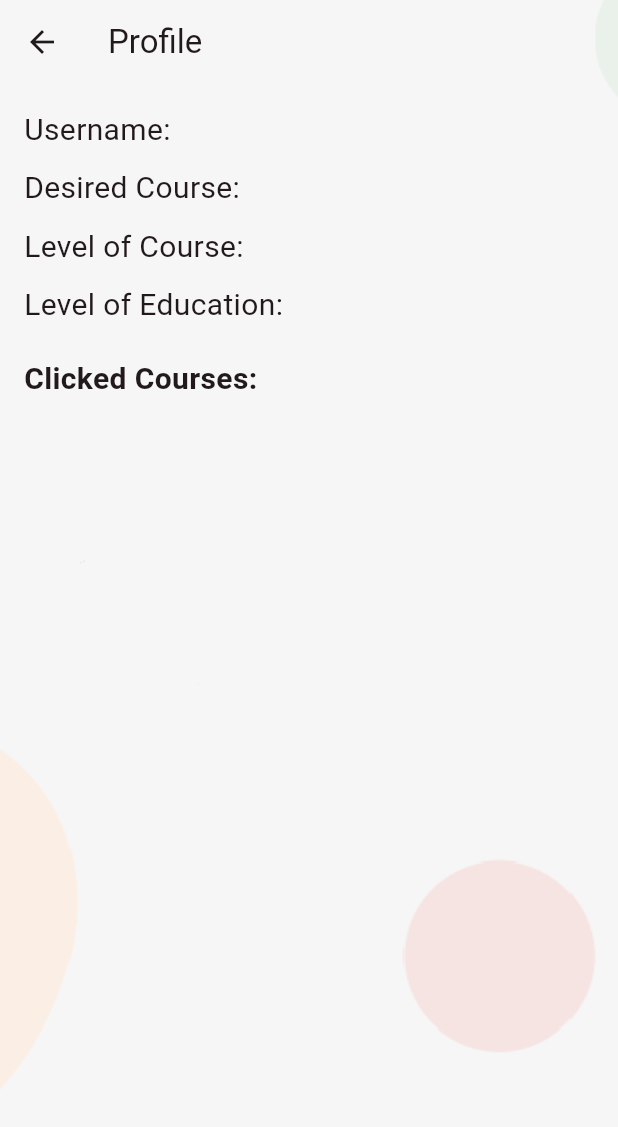
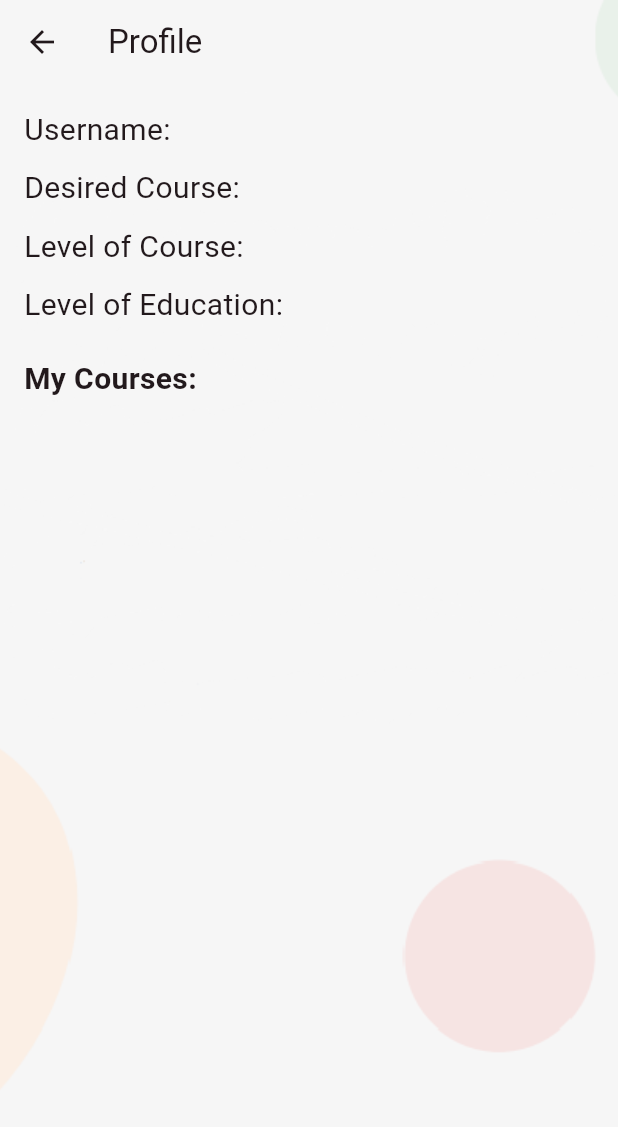
Before and after one commit to Brain-Bloom/brainbloom, a Flutter app: the MainPage screen opened directly with empty values, after a tap on the "person" icon, on a phone screen of 412 x 824 dp. Shown: the top 1127 px of the screen. Run offline on Flutter 3.47's test engine with Material 3 defaults, Android fonts, the phone set to English and light mode, and no system bars; missing offline and left inert: process_run; network calls fail.

Commit message:
final push2

```diff
--- a/front/lib/mainPage.dart
+++ b/front/lib/mainPage.dart
@@ -32,6 +32,7 @@ class _MainPageState extends State<MainPage> {
   List<Course> recommendedCourses = [];
   List<Course> randomCourses = [];
   List<Course> clickedCourses = [];
+  List<Course> otherRecommendedCourses = []; // New list for other recommended courses
 
   @override
   void initState() {
@@ -78,6 +79,7 @@ class _MainPageState extends State<MainPage> {
     setState(() {
       clickedCourses.add(course);
     });
+    fetchOtherRecommendedCourses(course.courseUrl); // Fetch other recommended courses when a course is clicked
   }
 
   Future<void> fetchOtherRecommendedCourses(String courseUrl) async {
@@ -88,7 +90,7 @@ class _MainPageState extends State<MainPage> {
       List<dynamic> coursesJson = json.decode(response.body);
 
       setState(() {
-        clickedCourses = coursesJson
+        otherRecommendedCourses = coursesJson
             .map((courseJson) => Course.fromJson(courseJson))
             .toList();
       });
@@ -120,6 +122,7 @@ class _MainPageState extends State<MainPage> {
                       level_of_course: widget.level_of_course,
                       level_of_education: widget.level_of_education,
                       clickedCourses: clickedCourses, // Pass clickedCourses to ProfilePage
+                      otherRecommendedCourses: otherRecommendedCourses, // Pass otherRecommendedCourses to ProfilePage
                     ),
                   ),
                 );
@@ -192,6 +195,30 @@ class _MainPageState extends State<MainPage> {
                       );
                     }).toList(),
                   ),
+                  if (otherRecommendedCourses.isNotEmpty)
+                    Column(
+                      crossAxisAlignment: CrossAxisAlignment.start,
+                      children: [
+                        SizedBox(height: 20),
+                        Text(
+                          'Other courses in the same field:',
+                          style: TextStyle(fontSize: 20, fontWeight: FontWeight.bold),
+                        ),
+                        Column(
+                          crossAxisAlignment: CrossAxisAlignment.start,
+                          children: otherRecommendedCourses.map((course) {
+                            return CourseTile(
+                              title: course.courseName,
+                              url: course.courseUrl,
+                              onTap: () {
+                                addClickedCourse(course); // Add clicked course to clickedCourses
+                                _launchURL(course.courseUrl); // Launch URL
+                              },
+                            );
+                          }).toList(),
+                        ),
+                      ],
+                    ),
                 ],
               ),
             ),
@@ -249,6 +276,7 @@ class ProfilePage extends StatefulWidget {
   final String level_of_course;
   final String level_of_education;
   final List<Course> clickedCourses; // Receive clickedCourses
+  final List<Course> otherRecommendedCourses; // Receive otherRecommendedCourses
 
   ProfilePage({
     required this.username,
@@ -256,6 +284,7 @@ class ProfilePage extends StatefulWidget {
     required this.level_of_course,
     required this.level_of_education,
     required this.clickedCourses, // Receive clickedCourses
+    required this.otherRecommendedCourses, // Receive otherRecommendedCourses
   });
 
   @override
@@ -263,35 +292,6 @@ class ProfilePage extends StatefulWidget {
 }
 
 class _ProfilePageState extends State<ProfilePage> {
-  late List<Course> otherRecommendedCourses; // Declare as late variable
-
-  @override
-  void initState() {
-    super.initState();
-    otherRecommendedCourses = []; // Initialize otherRecommendedCourses as an empty list
-    fetchOtherRecommendedCourses(); // Fetch other recommended courses
-  }
-
-  // Fetch other recommended courses by URL
-  Future<void> fetchOtherRecommendedCourses() async {
-    // Assuming the URL of the first clicked course is stored in the first item of clickedCourses list
-    final firstClickedCourseUrl = widget.clickedCourses.isNotEmpty ? widget.clickedCourses.first.courseUrl : '';
-    final uri = Uri.parse('http://127.0.0.1:5000/recommandation-url/$firstClickedCourseUrl');
-    final response = await http.get(uri);
-
-    if (response.statusCode == 200) {
-      List<dynamic> coursesJson = json.decode(response.body);
-
-      setState(() {
-        otherRecommendedCourses = coursesJson
-            .map((courseJson) => Course.fromJson(courseJson))
-            .toList();
-      });
-    } else {
-      throw Exception('Failed to load other recommended courses');
-    }
-  }
-
   @override
   Widget build(BuildContext context) {
     return Scaffold(
@@ -338,7 +338,7 @@ class _ProfilePageState extends State<ProfilePage> {
                 ),
                 SizedBox(height: 20),
                 Text(
-                  'Clicked Courses:',
+                  'My Courses:',
                   style: TextStyle(fontSize: 20, fontWeight: FontWeight.bold),
                 ),
                 Column(
@@ -364,40 +364,7 @@ class _ProfilePageState extends State<ProfilePage> {
                     );
                   }).toList(),
                 ),
-                if (otherRecommendedCourses.isNotEmpty) // Show other recommended courses if available
-                  Column(
-                    crossAxisAlignment: CrossAxisAlignment.start,
-                    children: [
-                      SizedBox(height: 20),
-                      Text(
-                        'Other courses in the same field:',
-                        style: TextStyle(fontSize: 20, fontWeight: FontWeight.bold),
-                      ),
-                      Column(
-                        crossAxisAlignment: CrossAxisAlignment.start,
-                        children: otherRecommendedCourses.map((course) {
-                          return Padding(
-                            padding: const EdgeInsets.only(top: 5.0),
-                            child: Container(
-                              padding: EdgeInsets.all(10),
-                              decoration: BoxDecoration(
-                                color: Colors.white,
-                                borderRadius: BorderRadius.circular(10),
-                                border: Border.all(color: Colors.grey),
-                              ),
-                              child: InkWell(
-                                onTap: () => _launchURL(course.courseUrl),
-                                child: Text(
-                                  course.courseName,
-                                  style: TextStyle(fontSize: 16),
-                                ),
-                              ),
-                            ),
-                          );
-                        }).toList(),
-                      ),
-                    ],
-                  ),
+
               ],
             ),
           ),
```
